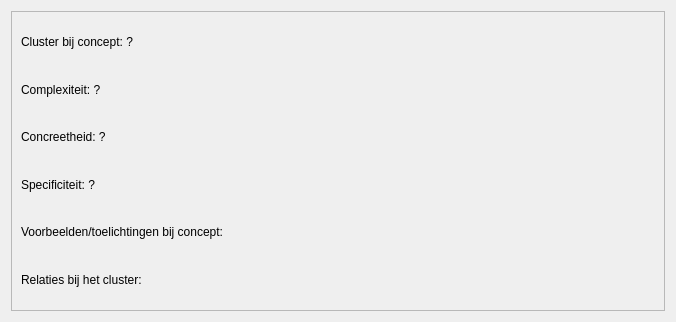
Qt form qtconceptmapratedconceptdialog.ui (richelbilderbeek/QtConceptMap) before a commit.
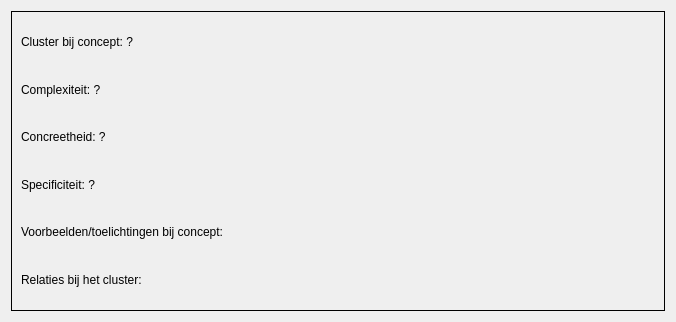
The same form after that commit.

Commit message: Show 'geen' ('none') when there are no items, progress for https://github.com/richelbilderbeek/Brainweaver/issues/156

Patch:
```diff
--- a/qtconceptmapratedconceptdialog.ui
+++ b/qtconceptmapratedconceptdialog.ui
@@ -23,10 +23,10 @@
    <item>
     <widget class="QFrame" name="frame">
      <property name="frameShape">
-      <enum>QFrame::StyledPanel</enum>
+      <enum>QFrame::Box</enum>
      </property>
      <property name="frameShadow">
-      <enum>QFrame::Raised</enum>
+      <enum>QFrame::Plain</enum>
      </property>
      <layout class="QVBoxLayout" name="verticalLayout">
       <item>
```
The commit also changes 1 other file.
